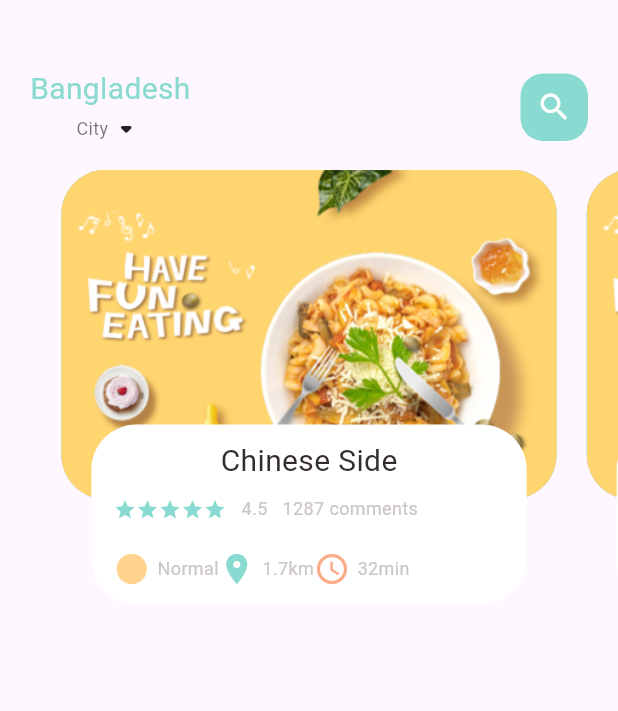
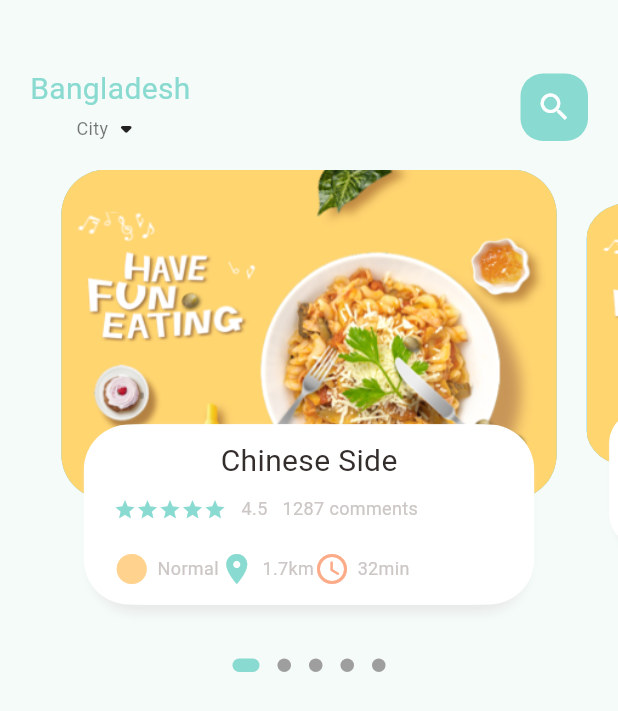
Before and after one commit to vijaymehrotra/Food-Delivery-App, a Flutter app: the screen it shows after launch, on a phone screen of 412 x 824 dp. Shown: the top 711 px of the screen. Run offline on Flutter 3.47's test engine with Material 2 defaults, Android fonts, the phone set to English and light mode, and no system bars; drawn by our look-alikes of dots_indicator.

Commit message:
progress in the frontPage

```diff
--- a/lib/home/food_page_body.dart
+++ b/lib/home/food_page_body.dart
@@ -1,3 +1,4 @@
+import 'package:dots_indicator/dots_indicator.dart';
 import 'package:flutter/material.dart';
 import 'package:food_delivery/utils/colors.dart';
 import 'package:food_delivery/widgets/big_text.dart';
@@ -13,10 +14,31 @@ class FoodPageBody extends StatefulWidget {
 
 class _FoodPageBodyState extends State<FoodPageBody> {
   PageController pageController = PageController(viewportFraction: 0.85);
+  var _currPageValue = 0.0;
+  double _scaleFactor = 0.8;
+  double _height = 220;
+
+  @override
+  void initState() {
+    super.initState();
+    pageController.addListener(() {
+      setState(() {
+        _currPageValue = pageController.page!;
+        print("Current value is: " + _currPageValue.toString());
+      });
+    });
+  }
+
+  @override
+  void dispose() {
+    pageController.dispose();
+  }
 
   @override
   Widget build(BuildContext context) {
-    return Container(
+    return Column(
+      children: [
+        Container(
           height: 320,
           child: PageView.builder(
               controller: pageController,
@@ -24,11 +46,51 @@ class _FoodPageBodyState extends State<FoodPageBody> {
               itemBuilder: (context, position) {
                 return _buildPageItems(position);
               }),
+        ),
+
+        new DotsIndicator(
+          dotsCount: 5,
+          position: _currPageValue.toInt(),
+          decorator: DotsDecorator(
+            activeColor: AppColors.mainColor,
+            size: const Size.square(9.0),
+            activeSize: const Size(18.0, 9.0),
+            activeShape: RoundedRectangleBorder(
+                borderRadius: BorderRadius.circular(5.0)),
+          ),
+        )
+      ],
     );
   }
 
   Widget _buildPageItems(int index) {
-    return Stack(children: [
+    Matrix4 matrix = new Matrix4.identity();
+
+    if (index == _currPageValue.floor()) {
+      var currscale = 1 - (_currPageValue - index) * (1 - _scaleFactor);
+      var currTrans = _height * (1 - currscale) / 2;
+      matrix = Matrix4.diagonal3Values(1, currscale, 1)
+        ..setTranslationRaw(0, currTrans, 0);
+    } else if (index == _currPageValue.floor() + 1) {
+      var currscale =
+          _scaleFactor + (_currPageValue - index + 1) * (1 - _scaleFactor);
+      var currTrans = _height * (1 - currscale) / 2;
+      matrix = Matrix4.diagonal3Values(1, currscale, 1)
+        ..setTranslationRaw(0, currTrans, 0);
+    } else if (index == _currPageValue.floor() - 1) {
+      var currscale = 1 - (_currPageValue - index) * (1 - _scaleFactor);
+      var currTrans = _height * (1 - currscale) / 2;
+      matrix = Matrix4.diagonal3Values(1, currscale, 1)
+        ..setTranslationRaw(0, currTrans, 0);
+    } else {
+      var currScale = 0.8;
+      matrix = Matrix4.diagonal3Values(1, currScale, 1)
+        ..setTranslationRaw(0, _height * (1 - currScale) / 2, 1);
+    }
+
+    return Transform(
+      transform: matrix,
+      child: Stack(children: [
         Container(
           height: 220,
           margin: EdgeInsets.only(left: 10, right: 10),
@@ -48,7 +110,14 @@ class _FoodPageBodyState extends State<FoodPageBody> {
             decoration: BoxDecoration(
                 borderRadius: BorderRadius.circular(30),
                 color: Colors.white,
-          ),
+                boxShadow: [
+                  BoxShadow(
+                      color: Color(0xFFe8e8e8),
+                      blurRadius: 5.0,
+                      offset: Offset(0, 5)),
+                  BoxShadow(color: Colors.white, offset: Offset(5, 0)),
+                  BoxShadow(color: Colors.white, offset: Offset(-5, 0)),
+                ]),
             child: Container(
               padding: EdgeInsets.only(left: 15, right: 15, top: 10),
               child: Column(children: [
@@ -97,6 +166,7 @@ class _FoodPageBodyState extends State<FoodPageBody> {
             ),
           ),
         ),
-    ]);
+      ]),
+    );
   }
 }
--- a/lib/main.dart
+++ b/lib/main.dart
@@ -1,5 +1,6 @@
 import 'package:flutter/material.dart';
 import 'package:food_delivery/home/main_food_page.dart';
+import 'package:food_delivery/utils/colors.dart';
 
 void main() {
   runApp(const MyApp());
@@ -15,7 +16,7 @@ class MyApp extends StatelessWidget {
       debugShowCheckedModeBanner: false,
       title: 'Flutter Demo',
       theme: ThemeData(
-        colorScheme: ColorScheme.fromSeed(seedColor: Colors.deepPurple),
+        colorScheme: ColorScheme.fromSeed(seedColor: AppColors.mainColor),
         useMaterial3: true,
       ),
       home: const MainFoodPage(),
--- a/pubspec.yaml
+++ b/pubspec.yaml
@@ -35,6 +35,7 @@ dependencies:
   # The following adds the Cupertino Icons font to your application.
   # Use with the CupertinoIcons class for iOS style icons.
   cupertino_icons: ^1.0.2
+  dots_indicator: ^3.0.0
 
 dev_dependencies:
   flutter_test:
```
Also changed, not shown: pubspec.lock. Lines whose indentation alone changed are shown as unchanged.
